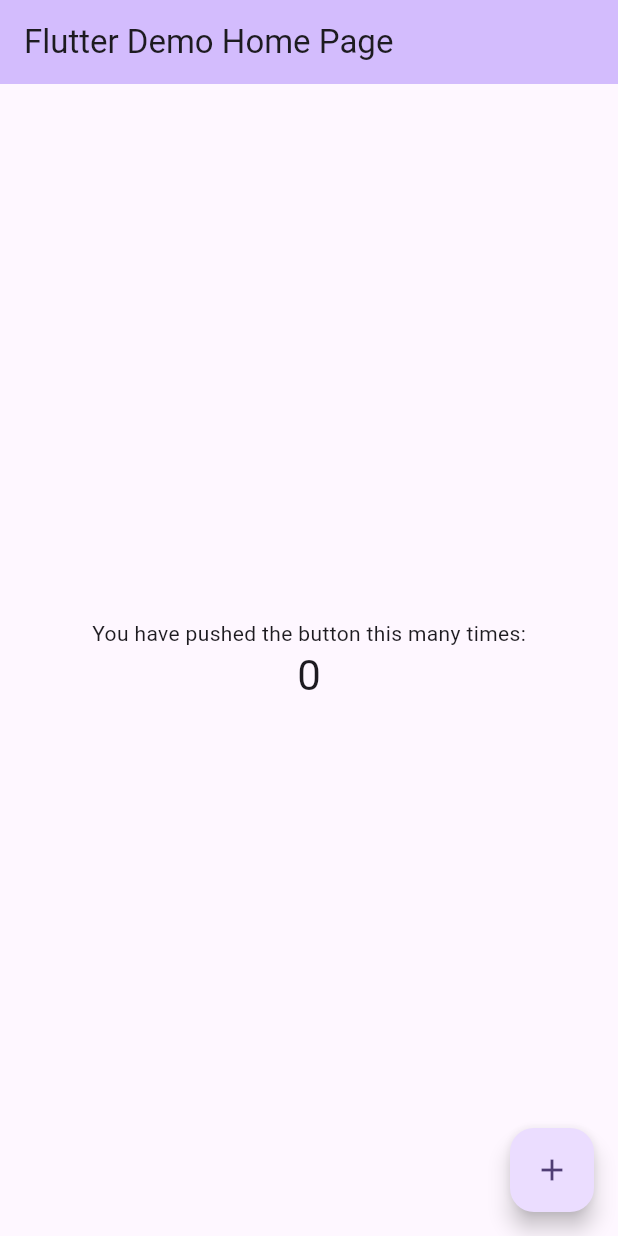
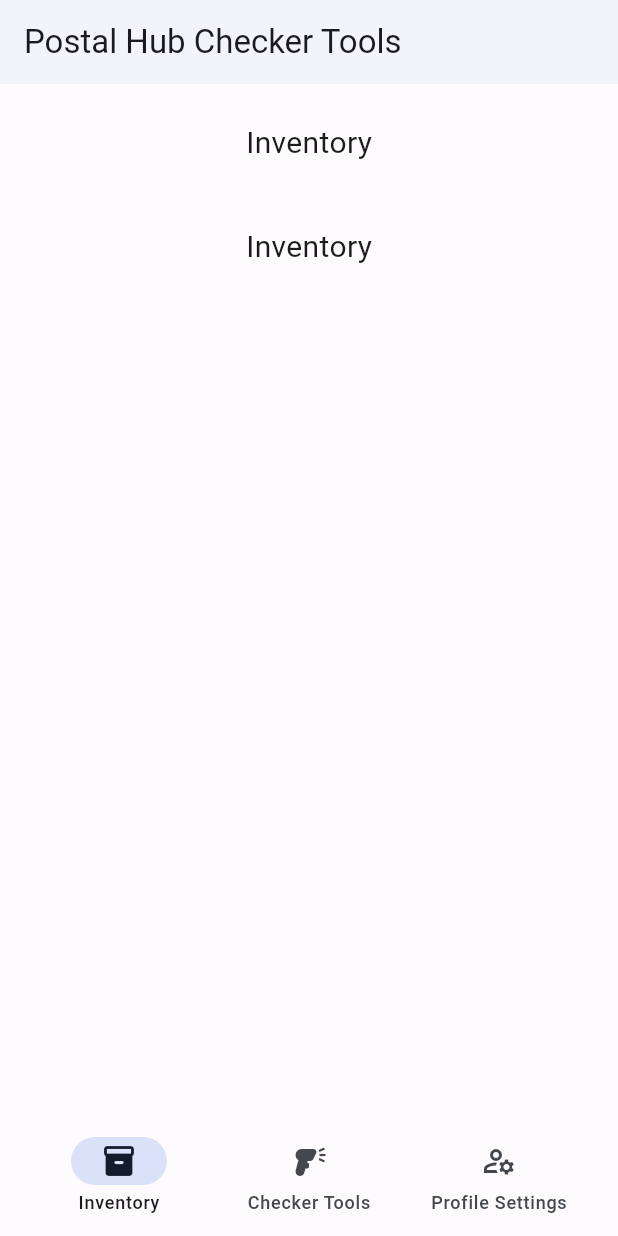
Before and after one commit to haqimhaslee/postalhub_checkers_tools, a Flutter app: the screen it shows after launch, on a phone screen of 412 x 824 dp. Run offline on Flutter 3.47's test engine with Material 3 defaults, Android fonts, the light colour scheme and no system bars; drawn by our look-alikes of dynamic_color; Roboto replaces fonts that are missing (GoogleSans).

Commit message:
MAJOR Update -NEW UI Component

```diff
--- a/lib/main.dart
+++ b/lib/main.dart
@@ -1,4 +1,7 @@
 import 'package:flutter/material.dart';
+import 'package:dynamic_color/dynamic_color.dart';
+import 'package:postalhub_checkers_tools/src/navigator/navigator_services.dart';
+import 'package:postalhub_checkers_tools/src/postalhub_ui.dart';
 
 void main() {
   runApp(const MyApp());
@@ -9,21 +12,27 @@ class MyApp extends StatelessWidget {
 
   @override
   Widget build(BuildContext context) {
-    return MaterialApp(
-      title: 'Flutter Demo',
-      theme: ThemeData(
-        colorScheme: ColorScheme.fromSeed(seedColor: Colors.deepPurple),
-        useMaterial3: true,
-      ),
-      home: const MyHomePage(title: 'Flutter Demo Home Page'),
-    );
+    return DynamicColorBuilder(builder: (lightDynamic, darkDynamic) {
+      return MaterialApp(
+          theme: ThemeData(
+            colorScheme: lightDynamic ?? lightColorScheme,
+            useMaterial3: true,
+            fontFamily: 'GoogleSans',
+          ),
+          darkTheme: ThemeData(
+            colorScheme: darkDynamic ?? darkColorScheme,
+            useMaterial3: true,
+            fontFamily: 'GoogleSans',
+          ),
+          themeMode: ThemeMode.system,
+          debugShowCheckedModeBanner: false,
+          home: const NavigatorServices());
+    });
   }
 }
 
 class MyHomePage extends StatefulWidget {
-  const MyHomePage({super.key, required this.title});
-
-  final String title;
+  const MyHomePage({super.key});
 
   @override
   State<MyHomePage> createState() => _MyHomePageState();
@@ -42,8 +51,9 @@ class _MyHomePageState extends State<MyHomePage> {
   Widget build(BuildContext context) {
     return Scaffold(
       appBar: AppBar(
-        backgroundColor: Theme.of(context).colorScheme.inversePrimary,
-        title: Text(widget.title),
+        title: const Text("Postal Hub Inv Tools"),
+        elevation: 0,
+        scrolledUnderElevation: 0,
       ),
       body: Center(
         child: Column(
--- /dev/null
+++ b/lib/pages/parcel_inventory/parcel_inventory.dart
@@ -0,0 +1,68 @@
+import 'package:flutter/material.dart';
+
+class ParcelInventory extends StatefulWidget {
+  const ParcelInventory({super.key});
+  @override
+  State<ParcelInventory> createState() => _ParcelInventoryState();
+}
+
+class _ParcelInventoryState extends State<ParcelInventory> {
+  @override
+  Widget build(BuildContext context) {
+    return Scaffold(
+      body: Padding(
+          padding: const EdgeInsets.only(top: 5, left: 5, right: 5, bottom: 5),
+          child: Column(
+            children: [
+              const Padding(
+                padding: EdgeInsets.only(
+                  top: 20,
+                  left: 5,
+                  right: 5,
+                  bottom: 20,
+                ),
+                child: Text(
+                  'Inventory',
+                  style: TextStyle(
+                    fontSize: 20,
+                  ),
+                ),
+              ),
+              Expanded(
+                child: ListView(
+                  children: const [
+                    Padding(
+                        padding: EdgeInsets.only(
+                          top: 0,
+                          left: 25,
+                          right: 25,
+                          bottom: 0,
+                        ),
+                        child: Column(
+                          mainAxisAlignment: MainAxisAlignment.center,
+                          crossAxisAlignment: CrossAxisAlignment.center,
+                          children: [
+                            Padding(
+                              padding: EdgeInsets.only(
+                                top: 20,
+                                left: 5,
+                                right: 5,
+                                bottom: 20,
+                              ),
+                              child: Text(
+                                'Inventory',
+                                style: TextStyle(
+                                  fontSize: 20,
+                                ),
+                              ),
+                            )
+                          ],
+                        )),
+                  ],
+                ),
+              )
+            ],
+          )),
+    );
+  }
+}
--- /dev/null
+++ b/lib/src/navigator/navigator_services.dart
@@ -0,0 +1,78 @@
+import 'package:flutter/material.dart';
+import 'package:animations/animations.dart';
+import 'package:postalhub_checkers_tools/pages/check_in_parcel/checkers_parcel.dart';
+import 'package:postalhub_checkers_tools/pages/parcel_inventory/parcel_inventory.dart';
+import 'package:postalhub_checkers_tools/pages/profile_settings/profile_settings.dart';
+
+class NavigatorServices extends StatefulWidget {
+  const NavigatorServices({super.key});
+  @override
+  State<NavigatorServices> createState() => _NavigatorServicesState();
+}
+
+class _NavigatorServicesState extends State<NavigatorServices> {
+  final GlobalKey<ScaffoldState> scaffoldKey = GlobalKey<ScaffoldState>();
+  var _selectedIndex = 0;
+  final List<Widget> _windgetOption = <Widget>[
+    const ParcelInventory(),
+    const CheckersParcel(),
+    const ProfileSettings(),
+  ];
+  void openDrawer() {
+    scaffoldKey.currentState!.openDrawer();
+  }
+
+  @override
+  Widget build(BuildContext context) {
+    return Scaffold(
+        bottomNavigationBar: BottomAppBar(
+          //height: 70,
+          clipBehavior: Clip.antiAlias,
+          shape: const CircularNotchedRectangle(),
+          child: NavigationBar(
+            selectedIndex: _selectedIndex,
+            onDestinationSelected: (i) => setState(() => _selectedIndex = i),
+            destinations: const [
+              /// Home
+              NavigationDestination(
+                label: "Inventory",
+                icon: Icon(Icons.inventory_2_outlined),
+                selectedIcon: Icon(Icons.inventory_2_rounded),
+              ),
+              NavigationDestination(
+                label: "Checker Tools",
+                icon: Icon(Icons.barcode_reader),
+                selectedIcon: Icon(Icons.barcode_reader),
+              ),
+
+              NavigationDestination(
+                label: "Profile Settings",
+                icon: Icon(Icons.manage_accounts_outlined),
+                selectedIcon: Icon(Icons.manage_accounts_rounded),
+              ),
+
+              /// Profile
+            ],
+          ),
+        ),
+        appBar: AppBar(
+          elevation: 1,
+          scrolledUnderElevation: 1,
+          title: const Row(children: [
+            Text('Postal Hub Checker Tools'),
+          ]),
+        ),
+        body: Expanded(
+          child: PageTransitionSwitcher(
+            transitionBuilder: (child, animation, secondaryAnimation) =>
+                SharedAxisTransition(
+              transitionType: SharedAxisTransitionType.vertical,
+              animation: animation,
+              secondaryAnimation: secondaryAnimation,
+              child: child,
+            ),
+            child: _windgetOption.elementAt(_selectedIndex),
+          ),
+        ));
+  }
+}
--- /dev/null
+++ b/lib/src/postalhub_ui.dart
@@ -0,0 +1,73 @@
+// Custom UI Element files
+import 'package:flutter/material.dart';
+
+//Color UI
+const lightColorScheme = ColorScheme(
+  brightness: Brightness.light,
+  primary: Color(0xFF2E5DA8),
+  onPrimary: Color(0xFFFFFFFF),
+  primaryContainer: Color(0xFFD7E2FF),
+  onPrimaryContainer: Color(0xFF001A40),
+  secondary: Color(0xFF565E71),
+  onSecondary: Color(0xFFFFFFFF),
+  secondaryContainer: Color(0xFFDAE2F9),
+  onSecondaryContainer: Color(0xFF131C2C),
+  tertiary: Color(0xFF8C5000),
+  onTertiary: Color(0xFFFFFFFF),
+  tertiaryContainer: Color(0xFFFFDCBF),
+  onTertiaryContainer: Color(0xFF2D1600),
+  error: Color(0xFFBA1A1A),
+  errorContainer: Color(0xFFFFDAD6),
+  onError: Color(0xFFFFFFFF),
+  onErrorContainer: Color(0xFF410002),
+  background: Color(0xFFFEFBFF),
+  onBackground: Color(0xFF1B1B1F),
+  surface: Color(0xFFFEFBFF),
+  onSurface: Color(0xFF1B1B1F),
+  surfaceVariant: Color(0xFFE0E2EC),
+  onSurfaceVariant: Color(0xFF44474E),
+  outline: Color(0xFF74777F),
+  onInverseSurface: Color(0xFFF2F0F4),
+  inverseSurface: Color(0xFF2F3033),
+  inversePrimary: Color(0xFFACC7FF),
+  shadow: Color(0xFF000000),
+  surfaceTint: Color(0xFF2E5DA8),
+  outlineVariant: Color(0xFFC4C6D0),
+  scrim: Color(0xFF000000),
+);
+const darkColorScheme = ColorScheme(
+  brightness: Brightness.dark,
+  primary: Color(0xFFACC7FF),
+  onPrimary: Color(0xFF002F67),
+  primaryContainer: Color(0xFF08458E),
+  onPrimaryContainer: Color(0xFFD7E2FF),
+  secondary: Color(0xFFBEC6DC),
+  onSecondary: Color(0xFF283041),
+  secondaryContainer: Color(0xFF3F4759),
+  onSecondaryContainer: Color(0xFFDAE2F9),
+  tertiary: Color(0xFFFFB873),
+  onTertiary: Color(0xFF4B2800),
+  tertiaryContainer: Color(0xFF6A3B00),
+  onTertiaryContainer: Color(0xFFFFDCBF),
+  error: Color(0xFFFFB4AB),
+  errorContainer: Color(0xFF93000A),
+  onError: Color(0xFF690005),
+  onErrorContainer: Color(0xFFFFDAD6),
+  background: Color(0xFF1B1B1F),
+  onBackground: Color(0xFFE3E2E6),
+  surface: Color(0xFF1B1B1F),
+  onSurface: Color(0xFFE3E2E6),
+  surfaceVariant: Color(0xFF44474E),
+  onSurfaceVariant: Color(0xFFC4C6D0),
+  outline: Color(0xFF8E9099),
+  onInverseSurface: Color(0xFF1B1B1F),
+  inverseSurface: Color(0xFFE3E2E6),
+  inversePrimary: Color(0xFF2E5DA8),
+  shadow: Color(0xFF000000),
+  surfaceTint: Color(0xFFACC7FF),
+  outlineVariant: Color(0xFF44474E),
+  scrim: Color(0xFF000000),
+);
+
+
+//Custom element
--- a/pubspec.yaml
+++ b/pubspec.yaml
@@ -35,6 +35,11 @@ dependencies:
   # The following adds the Cupertino Icons font to your application.
   # Use with the CupertinoIcons class for iOS style icons.
   cupertino_icons: ^1.0.6
+  dynamic_color: ^1.5.4
+  animations: ^2.0.8
+
+
+
 
 dev_dependencies:
   flutter_test:
```
Also changed, not shown: lib/pages/check_in_parcel/checkers_parcel.dart (added, +73 -0 lines), lib/pages/profile_settings/profile_settings.dart (added, +47 -0 lines), pubspec.lock, 5 other files.
